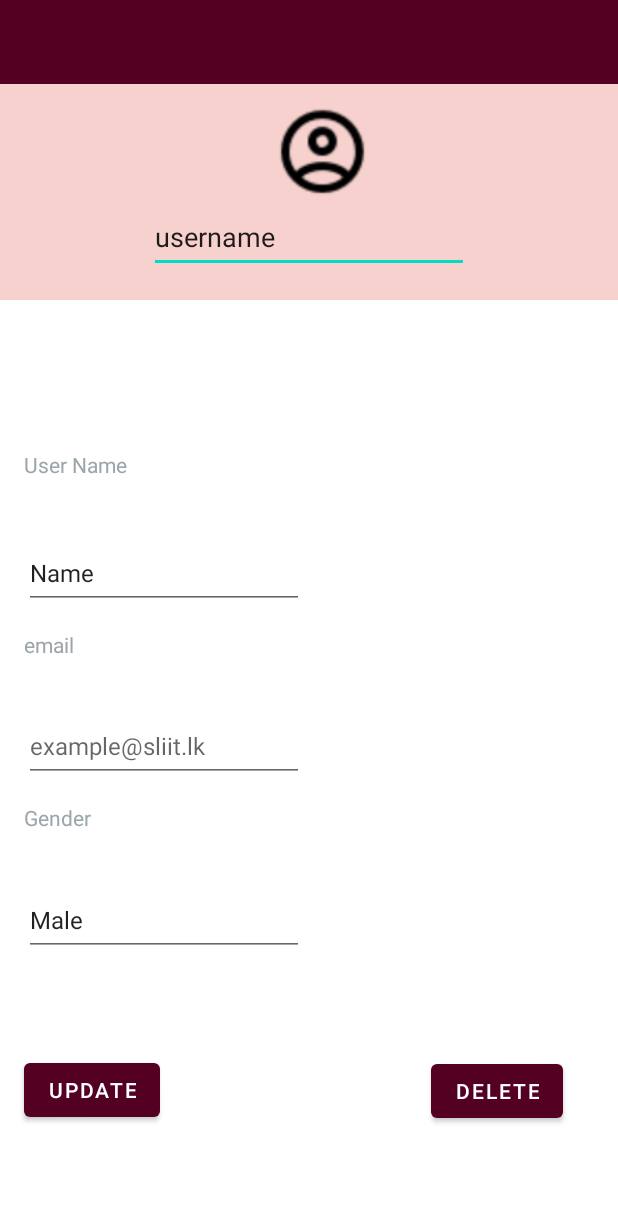
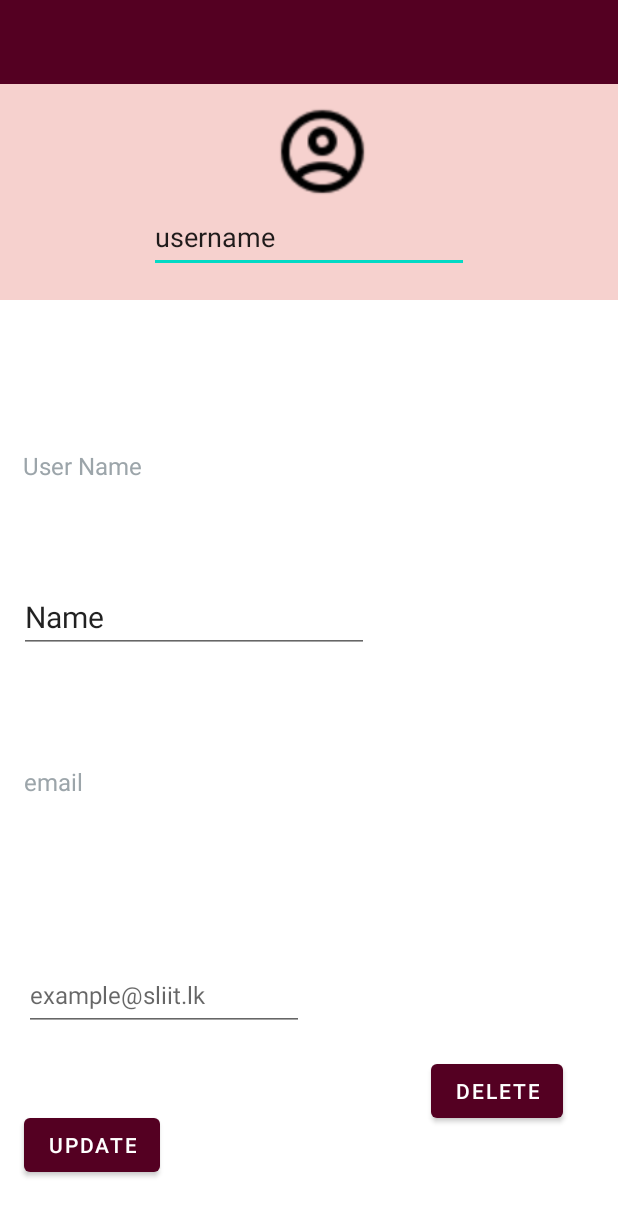
Before and after one commit to ThashmilaJayasinghe/Nebula_Tech_MAD, an Android app: the layout activity_profileview.xml on its own in the app's theme, with its tools: preview values and no code run, on a phone screen of 412 x 824 dp. Shown: the top 1216 px of the screen. Run offline under Robolectric (Android 15) with nearby library versions, the phone set to English and light mode, and no system bars.

Commit message:
shannon 4 commit

```diff
--- a/app/src/main/res/layout/activity_bookdisplay.xml
+++ b/app/src/main/res/layout/activity_bookdisplay.xml
@@ -54,13 +54,14 @@
         />
 
     <EditText
-        android:id="@+id/editTextTextMultiLine2"
+        android:id="@+id/bookdescription"
         android:layout_width="403dp"
         android:layout_height="80dp"
         android:layout_marginTop="100dp"
         android:ems="10"
-        android:gravity="start|top"
+
         android:hint="A lavishly illustrated guide to the history of design, this book showcases more than 100 of the most groundbreaking and important design classics ever created - from the 1860s to the present"
+        android:gravity="center_horizontal"
         android:inputType="textMultiLine"
         android:textColorHint="#433C3C"
         android:textSize="12sp"
--- a/app/src/main/res/layout/activity_moviedisplay.xml
+++ b/app/src/main/res/layout/activity_moviedisplay.xml
@@ -40,7 +40,7 @@
 
 
         <EditText
-            android:id="@+id/editTextTextMultiLine2"
+            android:id="@+id/bookdescription"
             android:layout_width="match_parent"
             android:layout_height="76dp"
             android:layout_marginTop="100dp"
--- a/app/src/main/res/layout/activity_profileview.xml
+++ b/app/src/main/res/layout/activity_profileview.xml
@@ -67,28 +67,29 @@
     </androidx.constraintlayout.widget.ConstraintLayout>
 
     <EditText
-        android:id="@+id/editTextTextPersonName2"
+        android:id="@+id/Pname"
         android:layout_width="wrap_content"
         android:layout_height="wrap_content"
         android:ems="10"
         android:inputType="textPersonName"
         android:minHeight="48dp"
         android:text="Name"
-        android:textSize="16sp"
+        android:textSize="20sp"
         app:layout_constraintBottom_toBottomOf="parent"
         app:layout_constraintEnd_toEndOf="parent"
         app:layout_constraintHorizontal_bias="0.071"
         app:layout_constraintStart_toStartOf="parent"
         app:layout_constraintTop_toTopOf="parent"
-        app:layout_constraintVertical_bias="0.461" />
+        app:layout_constraintVertical_bias="0.499" />
 
     <TextView
         android:id="@+id/textView6"
         android:layout_width="wrap_content"
         android:layout_height="wrap_content"
         android:text="User Name"
+        android:inputType="none"
         android:textColor="#9ca5aa"
-        android:textSize="14sp"
+        android:textSize="16sp"
         app:layout_constraintBottom_toBottomOf="parent"
         app:layout_constraintEnd_toEndOf="parent"
         app:layout_constraintHorizontal_bias="0.046"
@@ -98,74 +99,43 @@
 
     <TextView
         android:id="@+id/textView7"
+        android:layout_width="115dp"
+        android:layout_height="19dp"
+        android:layout_marginTop="72dp"
+        android:layout_marginBottom="52dp"
+        android:text="email"
+        android:textColor="#9ca5aa"
+        android:textSize="16sp"
+        android:inputType="none"
+        app:layout_constraintBottom_toTopOf="@+id/Pemail"
+        app:layout_constraintEnd_toEndOf="parent"
+        app:layout_constraintHorizontal_bias="0.054"
+        app:layout_constraintStart_toStartOf="parent"
+        app:layout_constraintTop_toBottomOf="@+id/Pname"
+        app:layout_constraintVertical_bias="0.042" />
+
+    <EditText
+        android:id="@+id/Pemail"
         android:layout_width="wrap_content"
         android:layout_height="wrap_content"
-        android:layout_marginTop="14dp"
-        android:text="email"
-        android:textColor="#9ca5aa"
-        android:textSize="14sp"
-        app:layout_constraintBottom_toBottomOf="parent"
-        app:layout_constraintEnd_toEndOf="parent"
-        app:layout_constraintHorizontal_bias="0.042"
-        app:layout_constraintStart_toStartOf="parent"
-        app:layout_constraintTop_toBottomOf="@+id/editTextTextPersonName2"
-        app:layout_constraintVertical_bias="0.0" />
-
-    <EditText
-        android:id="@+id/editTextTextEmailAddress2"
-        android:layout_width="wrap_content"
-        android:layout_height="wrap_content"
-        android:layout_marginTop="14dp"
+        android:layout_marginBottom="52dp"
         android:ems="10"
         android:hint="example@sliit.lk"
         android:inputType="textEmailAddress"
         android:minHeight="48dp"
-        android:textColor="#000000"
+        android:textColor="@color/black"
         android:textSize="16sp"
-        app:layout_constraintBottom_toBottomOf="parent"
+        app:layout_constraintBottom_toTopOf="@+id/updatebutton"
         app:layout_constraintEnd_toEndOf="parent"
         app:layout_constraintHorizontal_bias="0.071"
         app:layout_constraintStart_toStartOf="parent"
-        app:layout_constraintTop_toBottomOf="@+id/textView7"
-        app:layout_constraintVertical_bias="0.062" />
-
-    <TextView
-        android:id="@+id/textView8"
-        android:layout_width="wrap_content"
-        android:layout_height="wrap_content"
-        android:layout_marginTop="14dp"
-        android:text="Gender"
-        android:textColor="#9ca5aa"
-        android:textSize="14sp"
-        app:layout_constraintBottom_toBottomOf="parent"
-        app:layout_constraintEnd_toEndOf="parent"
-        app:layout_constraintHorizontal_bias="0.043"
-        app:layout_constraintStart_toStartOf="parent"
-        app:layout_constraintTop_toBottomOf="@+id/editTextTextEmailAddress2"
-        app:layout_constraintVertical_bias="0.0" />
-
-    <EditText
-        android:id="@+id/editTextTextPersonName4"
-        android:layout_width="wrap_content"
-        android:layout_height="wrap_content"
-        android:layout_marginTop="9dp"
-        android:ems="10"
-        android:inputType="textPersonName"
-        android:minHeight="48dp"
-        android:text="Male"
-        android:textSize="16sp"
-        app:layout_constraintBottom_toBottomOf="parent"
-        app:layout_constraintEnd_toEndOf="parent"
-        app:layout_constraintHorizontal_bias="0.071"
-        app:layout_constraintStart_toStartOf="parent"
-        app:layout_constraintTop_toBottomOf="@+id/textView8"
-        app:layout_constraintVertical_bias="0.121" />
+        app:layout_constraintTop_toTopOf="parent"
+        app:layout_constraintVertical_bias="1.0" />
 
     <Button
         android:id="@+id/updatebutton"
         android:layout_width="wrap_content"
         android:layout_height="wrap_content"
-        android:layout_marginTop="65dp"
         android:onClick="opensecond"
         android:text="@string/btn_updateprofile"
         app:backgroundTint="#540022"
@@ -173,8 +143,8 @@
         app:layout_constraintEnd_toEndOf="parent"
         app:layout_constraintHorizontal_bias="0.05"
         app:layout_constraintStart_toStartOf="parent"
-        app:layout_constraintTop_toBottomOf="@+id/editTextTextPersonName4"
-        app:layout_constraintVertical_bias="0.0" />
+        app:layout_constraintTop_toTopOf="parent"
+        app:layout_constraintVertical_bias="0.953" />
 
     <Button
         android:id="@+id/button2"
--- a/app/src/main/res/layout/activity_tvshowdisplay.xml
+++ b/app/src/main/res/layout/activity_tvshowdisplay.xml
@@ -54,7 +54,7 @@
         />
 
     <EditText
-        android:id="@+id/editTextTextMultiLine2"
+        android:id="@+id/bookdescription"
         android:layout_width="403dp"
         android:layout_height="80dp"
         android:layout_marginTop="100dp"
```
Also changed, not shown: app/src/main/java/com/example/project/Bookdisplay.java (+25 -1 lines), app/src/main/java/com/example/project/Tvshowdisplay.java (+22 -1 lines), app/src/main/java/com/example/project/profileview.java (+47 -0 lines), app/src/main/res/layout/activity_updatenew.xml (+5 -5 lines).
